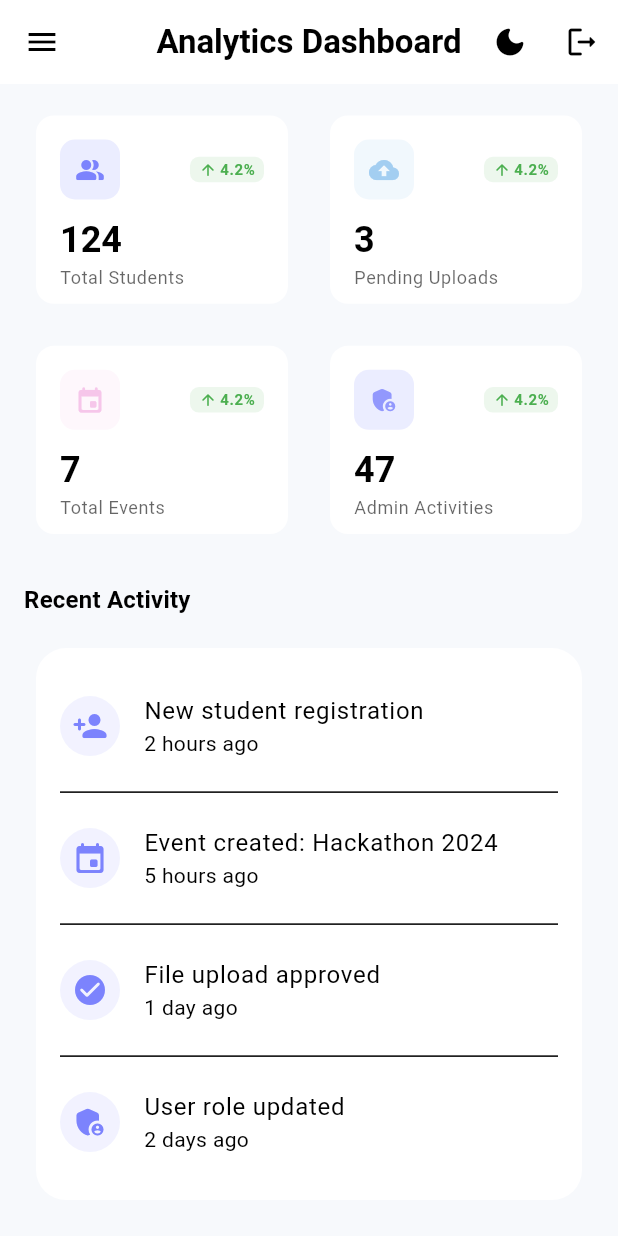
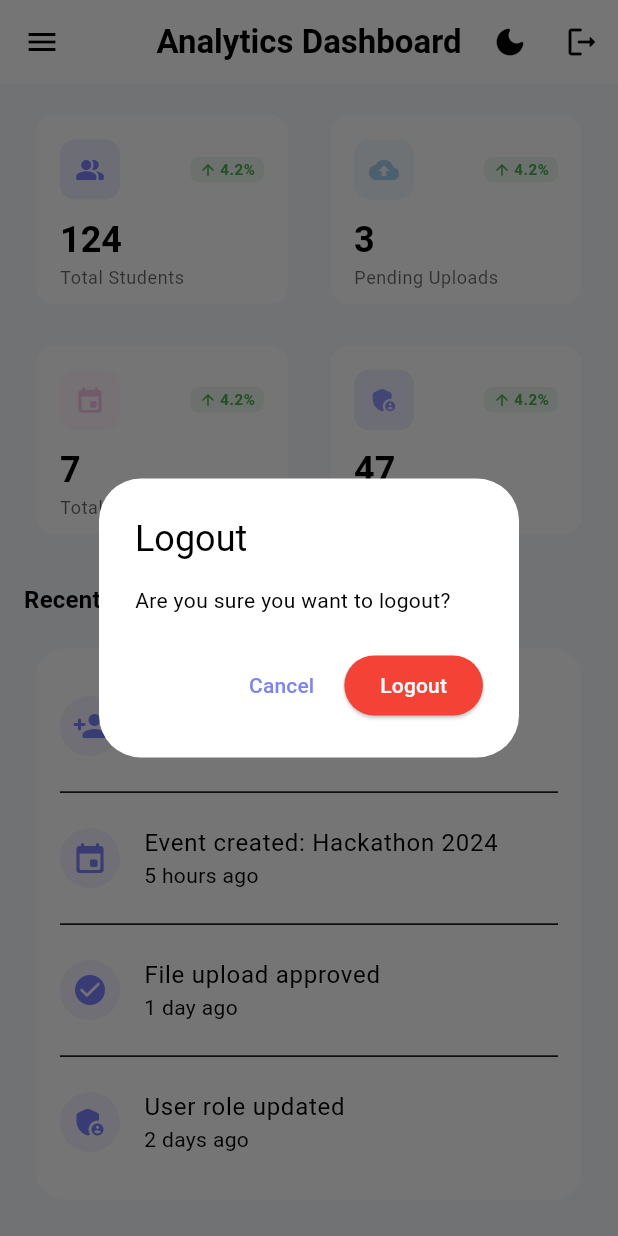
Before and after one commit to Spitmo/Studenthubtest, a Flutter app: the AdminDashboardScreen screen opened directly, scrolled down 47 dp, after a tap on the "logout" icon, on a phone screen of 412 x 824 dp. Run offline on Flutter 3.47's test engine with Material 3 defaults, Android fonts, the light colour scheme and no system bars; our stand-ins replace connectivity_plus, curved_navigation_bar, equatable, firebase_core, firebase_messaging, flutter_local_notifications and 3 more; accounts and stored records are empty.

Commit message:
added logout confirmation

```diff
--- a/lib/src/screens/admin/admin_dashboard.dart
+++ b/lib/src/screens/admin/admin_dashboard.dart
@@ -68,6 +68,33 @@ class _AdminDashboardScreenState extends State<AdminDashboardScreen> {
     });
   }
 
+  Future<void> _confirmLogout() async {
+    final confirmed = await showDialog<bool>(
+      context: context,
+      builder: (context) => AlertDialog(
+        title: const Text('Logout'),
+        content: const Text('Are you sure you want to logout?'),
+        actions: [
+          TextButton(
+            onPressed: () => Navigator.pop(context, false),
+            child: const Text('Cancel'),
+          ),
+          ElevatedButton(
+            onPressed: () => Navigator.pop(context, true),
+            style: ElevatedButton.styleFrom(
+              backgroundColor: Colors.red,
+              foregroundColor: Colors.white,
+            ),
+            child: const Text('Logout'),
+          ),
+        ],
+      ),
+    );
+    if (confirmed == true && mounted) {
+      context.read<AuthProvider>().logout();
+    }
+  }
+
   @override
   Widget build(BuildContext context) {
     final df = DateFormat('EEE, d MMM');
@@ -104,7 +131,7 @@ class _AdminDashboardScreenState extends State<AdminDashboardScreen> {
             },
           ),
           IconButton(
-            onPressed: () => context.read<AuthProvider>().logout(),
+            onPressed: _confirmLogout,
             icon: const Icon(Icons.logout_rounded),
             tooltip: 'Logout',
           ),
```
Also changed, not shown: lib/src/screens/student/student_shell.dart (+29 -2 lines).
